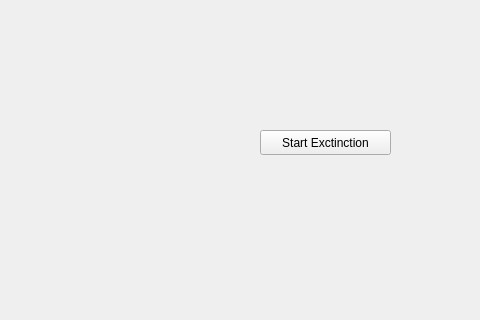
This is meteorslide2.ui in robertche54/a8-an-educational-app-f18 as Qt 5 draws it before an edit; both pictures show x 510 to 990 and y 480 to 800 of the 1200 by 800 pixel window. The edited form follows.
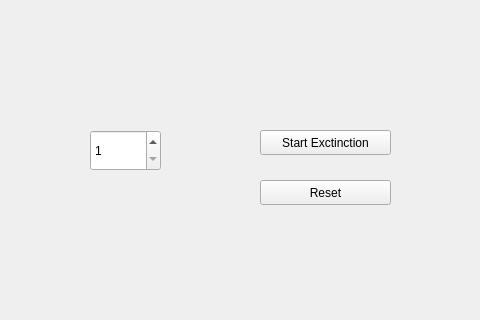
This is the edited form.

Commit message: Added spin box for dinos, added reset button and functionality

What changed in the file:
```diff
--- a/meteorslide2.ui
+++ b/meteorslide2.ui
@@ -37,8 +37,8 @@
     <rect>
      <x>40</x>
      <y>150</y>
-     <width>331</width>
-     <height>281</height>
+     <width>600</width>
+     <height>500</height>
     </rect>
    </property>
    <property name="minimumSize">
@@ -115,6 +115,35 @@
     <string>Start Exctinction</string>
    </property>
   </widget>
+  <widget class="QPushButton" name="reset">
+   <property name="geometry">
+    <rect>
+     <x>770</x>
+     <y>660</y>
+     <width>131</width>
+     <height>25</height>
+    </rect>
+   </property>
+   <property name="text">
+    <string>Reset</string>
+   </property>
+  </widget>
+  <widget class="QSpinBox" name="dinoSelect">
+   <property name="geometry">
+    <rect>
+     <x>600</x>
+     <y>610</y>
+     <width>71</width>
+     <height>41</height>
+    </rect>
+   </property>
+   <property name="minimum">
+    <number>1</number>
+   </property>
+   <property name="maximum">
+    <number>7</number>
+   </property>
+  </widget>
   <zorder>backLabel</zorder>
   <zorder>NextButton</zorder>
   <zorder>TextLabel</zorder>
```
Left out of the diff: 2 changed lines with no effect on the pictures. The commit also changes 2 other files.
